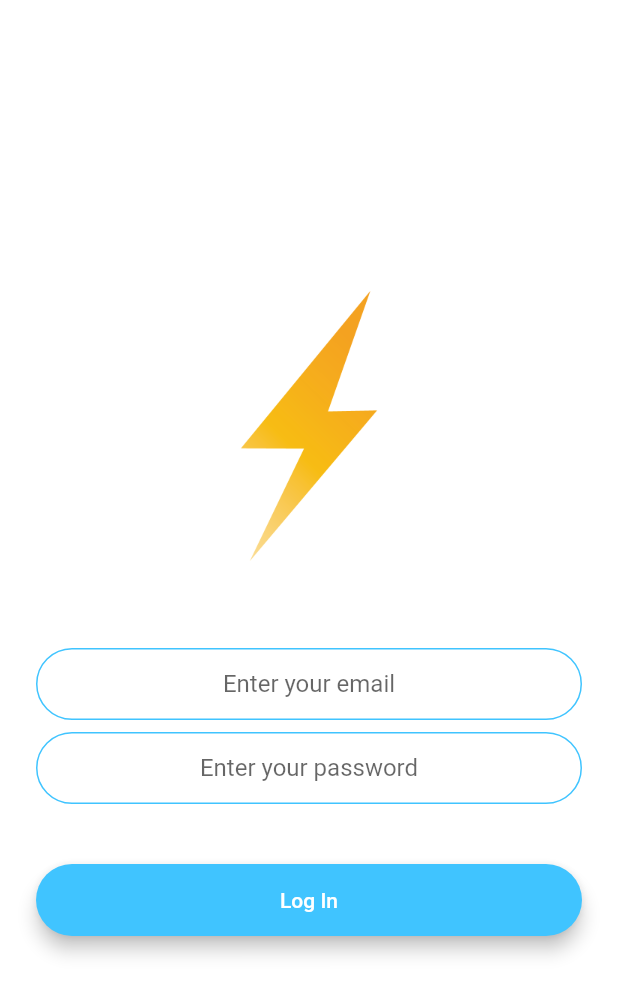
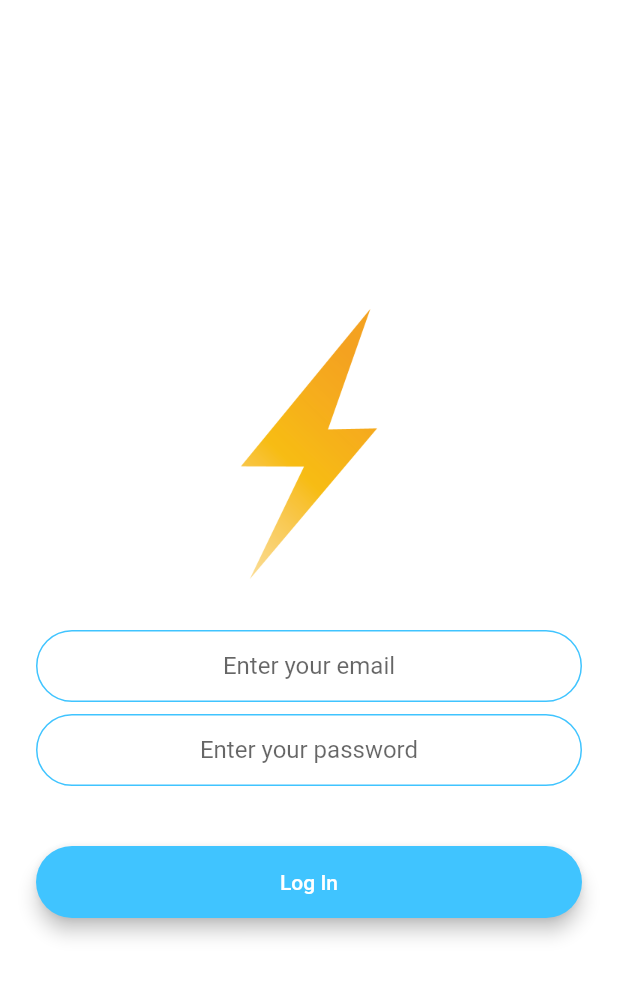
Before and after one commit to fell-lucas/flutter-angela, a Flutter app: the LoginScreen screen opened by its route, on a phone screen of 412 x 824 dp. Shown: the top 995 px of the screen. Run offline on Flutter 3.47's test engine with Material 2 defaults, Android fonts, the phone set to English and light mode, and no system bars; our stand-ins replace animated_text_kit, audioplayers, cloud_firestore, firebase_auth, firebase_core, flutter_spinkit and 3 more; accounts and stored records are empty.

Commit message:
flash chat - overflow fix with Flexible

```diff
--- a/flash-chat-flutter/lib/screens/login_screen.dart
+++ b/flash-chat-flutter/lib/screens/login_screen.dart
@@ -26,21 +26,21 @@ class _LoginScreenState extends State<LoginScreen> {
         inAsyncCall: isLoading,
         child: Padding(
           padding: EdgeInsets.symmetric(horizontal: 24.0),
-          child: Center(
-            child: SingleChildScrollView(
           child: Column(
             mainAxisAlignment: MainAxisAlignment.center,
             crossAxisAlignment: CrossAxisAlignment.stretch,
             children: <Widget>[
-                  Hero(
+              Flexible(
+                child: Hero(
                   tag: 'logo',
                   child: Container(
                     height: 200.0,
                     child: Image.asset('images/logo.png'),
                   ),
                 ),
+              ),
               SizedBox(
-                    height: 48.0,
+                height: 24.0,
               ),
               TextField(
                 keyboardType: TextInputType.emailAddress,
@@ -96,8 +96,6 @@ class _LoginScreenState extends State<LoginScreen> {
           ),
         ),
       ),
-        ),
-      ),
     );
   }
 }
```
Also changed, not shown: flash-chat-flutter/lib/screens/registration_screen.dart (+4 -6 lines). Lines whose indentation alone changed are shown as unchanged.
